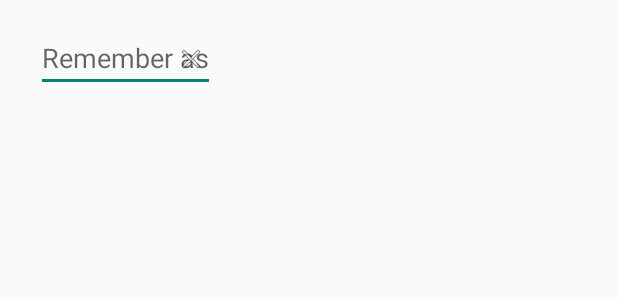
After one commit to bitsworking/android-network-scanner, an Android app: the layout dialog_customize_host.xml on its own in the app's theme, with its tools: preview values and no code run, on a phone screen of 412 x 824 dp. The commit adds this screen. Shown: the top 300 px of the screen. Run offline under Robolectric (Android 15) with nearby library versions, the phone set to English and light mode, and no system bars.

Commit message:
remember dialog w/ clear btn

```diff
--- a/app/src/main/java/com/bitsworking/networkscanner/app/MainActivity.java
+++ b/app/src/main/java/com/bitsworking/networkscanner/app/MainActivity.java
@@ -16,6 +16,8 @@ import android.view.Menu;
 import android.view.MenuItem;
 import android.view.View;
 import android.widget.AdapterView;
+import android.widget.Button;
+import android.widget.EditText;
 import android.widget.ListView;
 import android.widget.TextView;
 import android.widget.Toast;
@@ -421,8 +423,17 @@ public class MainActivity extends ListActivity {
         if (!md.hostname.isEmpty()) title += " (" + md.hostname + ")";
 
         View v = inflater.inflate(R.layout.dialog_customize_host, null);
-        final TextView txt = (TextView) v.findViewById(R.id.txt);
+        final EditText txt = (EditText) v.findViewById(R.id.txt);
         txt.setText(md.rememberedName);
+        txt.setSelection(md.rememberedName.length());
+        final Button btn_clear = (Button) v.findViewById(R.id.btn_clear);
+        btn_clear.setOnClickListener(new View.OnClickListener() {
+            @Override
+            public void onClick(View v) {
+                txt.setText("");
+            }
+        });
+
         builder.setView(v)
                 .setTitle(title)
                 .setPositiveButton("OK", new DialogInterface.OnClickListener() {
@@ -446,6 +457,7 @@ public class MainActivity extends ListActivity {
                         dialog.cancel();
                     }
                 });
+
         builder.create().show();
     }
 }
--- /dev/null
+++ b/app/src/main/res/layout/dialog_customize_host.xml
@@ -0,0 +1,24 @@
+<FrameLayout xmlns:android="http://schemas.android.com/apk/res/android"
+    android:layout_width="wrap_content"
+    android:layout_height="wrap_content">
+    <EditText
+        android:id="@+id/txt"
+        android:inputType="text"
+        android:layout_width="match_parent"
+        android:layout_height="wrap_content"
+        android:layout_marginTop="16dp"
+        android:layout_marginLeft="24dp"
+        android:layout_marginRight="24dp"
+        android:layout_marginBottom="28dp"
+        android:hint="Remember as" />
+
+    <Button
+        android:id="@+id/btn_clear"
+        android:layout_width="20dip"
+        android:layout_height="20dip"
+        android:layout_marginRight="30dp"
+        android:layout_marginBottom="5dp"
+        android:layout_gravity="right|center_vertical"
+        android:background="@android:drawable/ic_menu_close_clear_cancel" />
+
+</FrameLayout>
```
